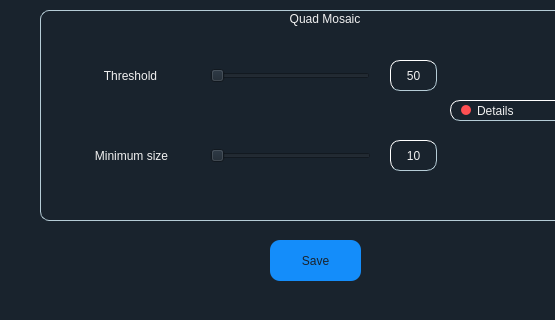
This is MosaicQt/MosaicQt/settings.ui in adriancalavie/Mosaic-plus-plus as Qt 5 draws it before an edit; both pictures show x 0 to 555 and y 380 to 700 of the 650 by 700 pixel window. The edited form follows.
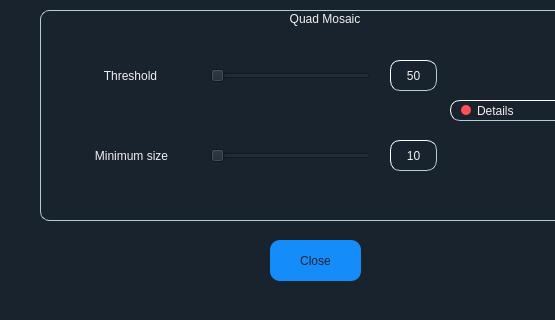
This is the edited form. Icons and pictures are not drawn.

The edit to the form file:
```diff
--- a/MosaicQt/MosaicQt/settings.ui
+++ b/MosaicQt/MosaicQt/settings.ui
@@ -1357,7 +1357,7 @@
 }</string>
     </property>
     <property name="text">
-     <string>Save</string>
+     <string>Close</string>
     </property>
    </widget>
   </widget>
```
